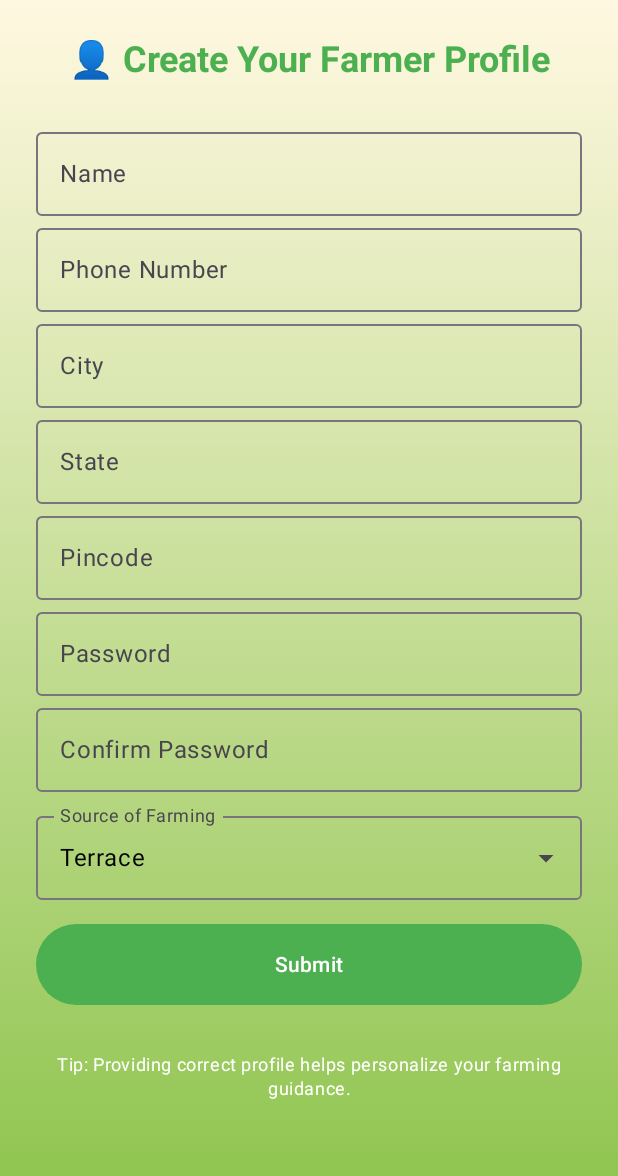
After one commit to Developer-Abhimanyu/Kisan, an Android app built with Jetpack Compose: the SignUpScreen screen opened through its navigation route, on a phone screen of 412 x 824 dp. The commit adds this screen. Shown: the top 1176 px of the screen. Run offline under Robolectric (Android 15) with nearby library versions, the phone set to English and light mode, and no system bars; our stand-ins replace Dagger/Hilt's generated code.

Commit message:
[AV] (BTS-8) Sign up screen added

```diff
--- a/app/src/main/java/com/agentic/quartet/kisan/presentation/navigation/AppNavGraph.kt
+++ b/app/src/main/java/com/agentic/quartet/kisan/presentation/navigation/AppNavGraph.kt
@@ -6,7 +6,6 @@ import androidx.navigation.NavType
 import androidx.navigation.compose.NavHost
 import androidx.navigation.compose.composable
 import androidx.navigation.navArgument
-import com.agentic.quartet.kisan.presentation.screens.AuthScreen
 import com.agentic.quartet.kisan.presentation.screens.CropCalendarScreen
 import com.agentic.quartet.kisan.presentation.screens.CropDetailScreen
 import com.agentic.quartet.kisan.presentation.screens.DiseaseDetectionScreen
@@ -16,15 +15,16 @@ import com.agentic.quartet.kisan.presentation.screens.HomeScreen
 import com.agentic.quartet.kisan.presentation.screens.IrrigationTipsScreen
 import com.agentic.quartet.kisan.presentation.screens.MarketPriceScreen
 import com.agentic.quartet.kisan.presentation.screens.OnboardingScreen
+import com.agentic.quartet.kisan.presentation.screens.SignUpScreen
 import com.agentic.quartet.kisan.presentation.screens.SoilDetectorScreen
 import com.agentic.quartet.kisan.presentation.screens.VoiceAgentScreen
 
 sealed class Screen(val route: String) {
-    object Auth : Screen("auth")
     object MarketPrice : Screen("market_price")
     object GovtSchemeNavigator : Screen("govt_scheme_navigator")
     object DiseaseDetection : Screen("disease_detection")
     object OnboardingScreen : Screen("onboarding_screen")
+    object SignUp : Screen("signup_screen")
     object HomeScreen : Screen("home_screen")
     object CropCalendar : Screen("crop_calendar")
     object CropDetail : Screen("crop_detail/{monthIndex}") {
@@ -40,20 +40,20 @@ sealed class Screen(val route: String) {
 @Composable
 fun AppNavGraph(navController: NavHostController) {
     NavHost(navController = navController, startDestination = Screen.OnboardingScreen.route) {
-        composable(Screen.Auth.route) {
-            AuthScreen(
-                onSignedIn = {
-                    navController.navigate(Screen.MarketPrice.route) {
-                        popUpTo(Screen.Auth.route) { inclusive = true }
-                    }
-                }
-            )
-        }
-
         composable(Screen.OnboardingScreen.route) {
             OnboardingScreen(onGetStartedClick = {
                 navController.navigate(Screen.HomeScreen.route)
             })
+        }
+
+        composable(Screen.SignUp.route) {
+            SignUpScreen(
+                onSignUpComplete = {
+                    navController.navigate(Screen.HomeScreen.route) {
+                        popUpTo(Screen.OnboardingScreen.route) { inclusive = true }
+                    }
+                }
+            )
         }
 
         composable(Screen.HomeScreen.route) {
--- /dev/null
+++ b/app/src/main/java/com/agentic/quartet/kisan/presentation/screens/SignUpScreen.kt
@@ -0,0 +1,228 @@
+package com.agentic.quartet.kisan.presentation.screens
+
+import androidx.compose.foundation.layout.*
+import androidx.compose.foundation.shape.RoundedCornerShape
+import androidx.compose.foundation.text.KeyboardOptions
+import androidx.compose.material3.*
+import androidx.compose.runtime.*
+import androidx.compose.ui.*
+import androidx.compose.ui.graphics.Color
+import androidx.compose.ui.platform.LocalContext
+import androidx.compose.ui.text.font.FontWeight
+import androidx.compose.ui.unit.dp
+import androidx.compose.ui.text.input.*
+import androidx.compose.ui.text.style.TextAlign
+import kotlinx.coroutines.delay
+import kotlinx.coroutines.launch
+import androidx.compose.animation.*
+import androidx.compose.animation.core.*
+import androidx.compose.material.icons.Icons
+import androidx.compose.material.icons.filled.Check
+import com.agentic.quartet.kisan.data.model.FarmerProfile
+import com.agentic.quartet.kisan.presentation.AppBackground
+import com.agentic.quartet.kisan.utils.ProfileManager
+
+@OptIn(ExperimentalMaterial3Api::class, ExperimentalAnimationApi::class)
+@Composable
+fun SignUpScreen(onSignUpComplete: () -> Unit) {
+    val context = LocalContext.current
+    val scope = rememberCoroutineScope()
+
+    var name by remember { mutableStateOf("") }
+    var phone by remember { mutableStateOf("") }
+    var city by remember { mutableStateOf("") }
+    var state by remember { mutableStateOf("") }
+    var pinCode by remember { mutableStateOf("") }
+    var password by remember { mutableStateOf("") }
+    var confirmPassword by remember { mutableStateOf("") }
+
+    val farmingSources = listOf("Terrace", "Plotted plants", "Agriculture land")
+    var selectedFarmingSource by remember { mutableStateOf(farmingSources[0]) }
+    var expanded by remember { mutableStateOf(false) }
+
+    var errorMessage by remember { mutableStateOf<String?>(null) }
+
+    var isSubmitting by remember { mutableStateOf(false) }
+    var submitSuccess by remember { mutableStateOf(false) }
+
+    AppBackground {
+        Column(
+            modifier = Modifier
+                .fillMaxSize()
+                .padding(24.dp),
+            verticalArrangement = Arrangement.Top
+        ) {
+            Text(
+                text = "👤 Create Your Farmer Profile",
+                style = MaterialTheme.typography.headlineSmall.copy(
+                    color = Color(0xFF4CAF50),
+                    fontWeight = FontWeight.Bold
+                ),
+                modifier = Modifier.fillMaxWidth(),
+                textAlign = TextAlign.Center
+            )
+
+            Spacer(modifier = Modifier.height(24.dp))
+
+            OutlinedTextField(
+                value = name,
+                onValueChange = { name = it },
+                label = { Text("Name") },
+                modifier = Modifier.fillMaxWidth()
+            )
+            OutlinedTextField(
+                value = phone,
+                onValueChange = { phone = it },
+                label = { Text("Phone Number") },
+                modifier = Modifier.fillMaxWidth(),
+                keyboardOptions = KeyboardOptions(keyboardType = KeyboardType.Phone)
+            )
+            OutlinedTextField(
+                value = city,
+                onValueChange = { city = it },
+                label = { Text("City") },
+                modifier = Modifier.fillMaxWidth()
+            )
+            OutlinedTextField(
+                value = state,
+                onValueChange = { state = it },
+                label = { Text("State") },
+                modifier = Modifier.fillMaxWidth()
+            )
+            OutlinedTextField(
+                value = pinCode,
+                onValueChange = { pinCode = it },
+                label = { Text("Pincode") },
+                modifier = Modifier.fillMaxWidth(),
+                keyboardOptions = KeyboardOptions(keyboardType = KeyboardType.Number)
+            )
+            OutlinedTextField(
+                value = password,
+                onValueChange = { password = it },
+                label = { Text("Password") },
+                modifier = Modifier.fillMaxWidth(),
+                visualTransformation = PasswordVisualTransformation()
+            )
+            OutlinedTextField(
+                value = confirmPassword,
+                onValueChange = { confirmPassword = it },
+                label = { Text("Confirm Password") },
+                modifier = Modifier.fillMaxWidth(),
+                visualTransformation = PasswordVisualTransformation()
+            )
+
+            Spacer(modifier = Modifier.height(8.dp))
+
+            ExposedDropdownMenuBox(
+                expanded = expanded,
+                onExpandedChange = { expanded = !expanded }
+            ) {
+                OutlinedTextField(
+                    value = selectedFarmingSource,
+                    onValueChange = {},
+                    readOnly = true,
+                    label = { Text("Source of Farming") },
+                    trailingIcon = { ExposedDropdownMenuDefaults.TrailingIcon(expanded = expanded) },
+                    modifier = Modifier
+                        .menuAnchor()
+                        .fillMaxWidth()
+                )
+                ExposedDropdownMenu(
+                    expanded = expanded,
+                    onDismissRequest = { expanded = false }
+                ) {
+                    farmingSources.forEach { option ->
+                        DropdownMenuItem(
+                            text = { Text(option) },
+                            onClick = {
+                                selectedFarmingSource = option
+                                expanded = false
+                            }
+                        )
+                    }
+                }
+            }
+
+            Spacer(modifier = Modifier.height(16.dp))
+
+            errorMessage?.let {
+                Text(
+                    text = it,
+                    color = Color.Red,
+                    style = MaterialTheme.typography.bodyMedium,
+                    modifier = Modifier.fillMaxWidth(),
+                    textAlign = TextAlign.Center
+                )
+                Spacer(modifier = Modifier.height(8.dp))
+            }
+
+            Button(
+                onClick = {
+                    if (name.isBlank() || phone.length != 10 || city.isBlank() || state.isBlank() || pinCode.length != 6 || password.length < 6 || password != confirmPassword) {
+                        errorMessage = "Please fill all fields correctly."
+                        return@Button
+                    }
+
+                    errorMessage = null
+                    isSubmitting = true
+                    scope.launch {
+                        delay(1000)
+                        submitSuccess = true
+                        delay(1000)
+                        isSubmitting = false
+
+                        val profile = FarmerProfile(
+                            name = name,
+                            phone = phone,
+                            city = city,
+                            state = state,
+                            pinCode = pinCode,
+                            farmingSource = selectedFarmingSource
+                        )
+                        ProfileManager.saveProfile(context, profile)
+                        onSignUpComplete()
+                    }
+                },
+                modifier = Modifier
+                    .fillMaxWidth()
+                    .height(54.dp),
+                colors = ButtonDefaults.buttonColors(
+                    containerColor = if (submitSuccess) Color(0xFF388E3C) else Color(0xFF4CAF50)
+                ),
+                shape = RoundedCornerShape(50)
+            ) {
+                AnimatedContent(
+                    targetState = submitSuccess,
+                    transitionSpec = {
+                        fadeIn(animationSpec = tween(300)) with fadeOut(animationSpec = tween(300))
+                    },
+                    label = "submit-animation"
+                ) { success ->
+                    if (success) {
+                        Icon(
+                            imageVector = Icons.Default.Check,
+                            contentDescription = "Success",
+                            tint = Color.White
+                        )
+                    } else if (isSubmitting) {
+                        CircularProgressIndicator(
+                            color = Color.White,
+                            modifier = Modifier.size(24.dp),
+                            strokeWidth = 2.dp
+                        )
+                    } else {
+                        Text("Submit", color = Color.White)
+                    }
+                }
+            }
+
+            Spacer(modifier = Modifier.height(32.dp))
+            Text(
+                text = "Tip: Providing correct profile helps personalize your farming guidance.",
+                style = MaterialTheme.typography.bodySmall.copy(color = Color.White),
+                textAlign = TextAlign.Center,
+                modifier = Modifier.fillMaxWidth()
+            )
+        }
+    }
+}
```
Also changed, not shown: app/src/main/java/com/agentic/quartet/kisan/data/model/FarmerProfile.kt (added, +10 -0 lines), app/src/main/java/com/agentic/quartet/kisan/presentation/screens/AuthScreen.kt (deleted, +0 -46 lines), app/src/main/java/com/agentic/quartet/kisan/utils/ProfileManager.kt (added, +33 -0 lines).
